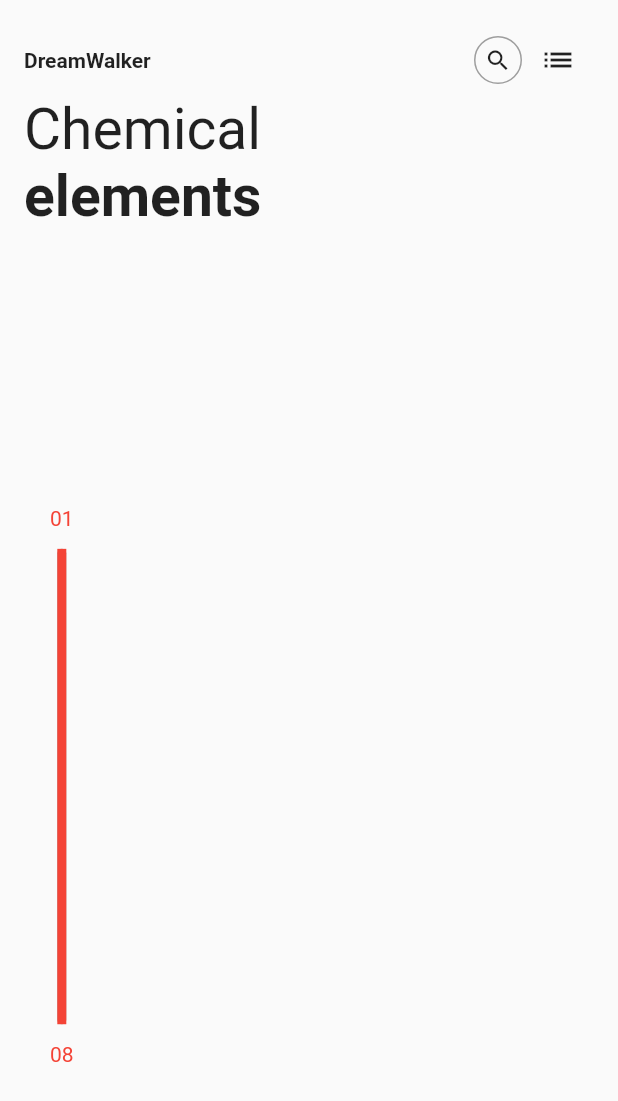
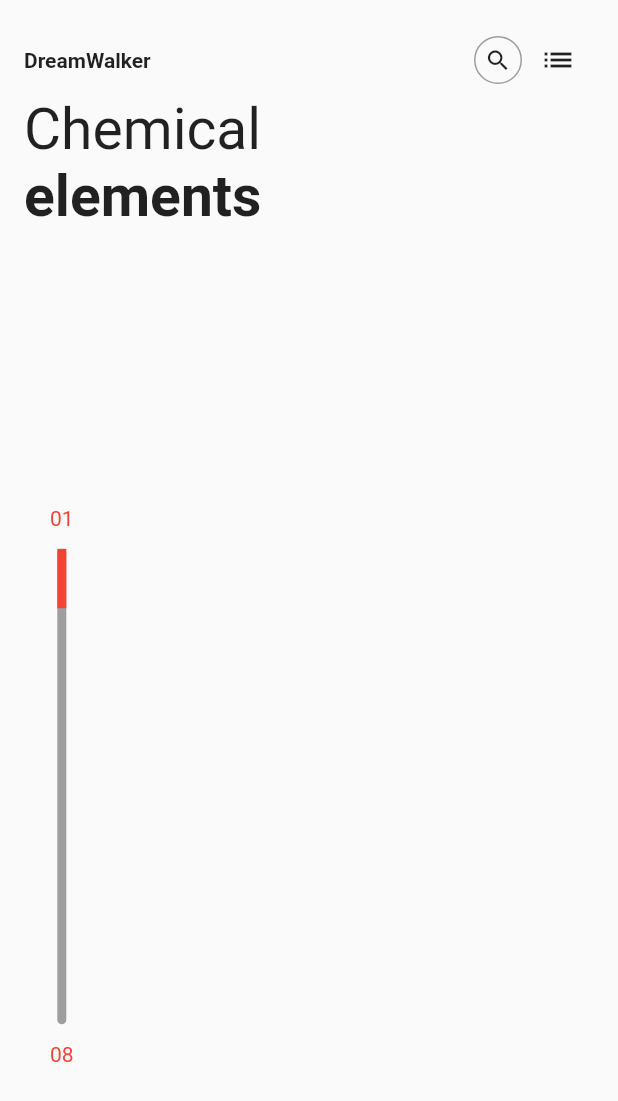
Before and after one commit to JAICHANGPARK/flutter_notebook_8th_story, a Flutter app: the screen it shows after launch, on a phone screen of 412 x 824 dp. Shown: the top 1101 px of the screen. Run offline on Flutter 3.47's test engine with Material 2 defaults, Android fonts, the phone set to English and light mode, and no system bars.

Commit message:
Update element_main_page.dart

```diff
--- a/lib/ep551_element_app/element_main_page.dart
+++ b/lib/ep551_element_app/element_main_page.dart
@@ -90,13 +90,19 @@ class _ElementMainPageState extends State<ElementMainPage> {
                               color: Colors.grey,
                               borderRadius: BorderRadius.circular(8)
                             ),
-                            child: AnimatedContainer(
+                            child: Stack(
+                              children: [
+                                AnimatedContainer(
+
                                   height: _indicatorHeight,
                                   decoration: BoxDecoration(
                                       color: Colors.red
                                   ), duration: Duration(
                                     milliseconds: 500
                                 ),
+                                ),
+                              ],
+
                             ),
                           ),
                         ),
```
Lines whose indentation alone changed are shown as unchanged.
